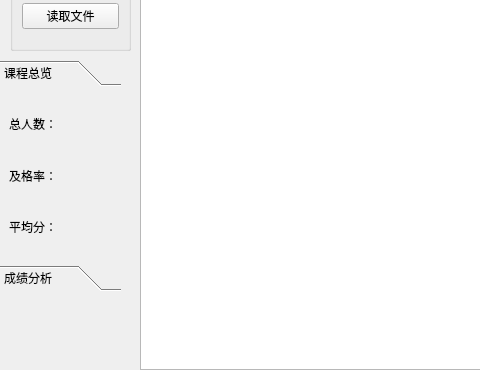
The window that lesson_manage_page.ui (for-all-fistance/student_manager) describes before a commit, drawn with Qt 5; both pictures show x 0 to 480 and y 230 to 600 of the 800 by 600 pixel window.
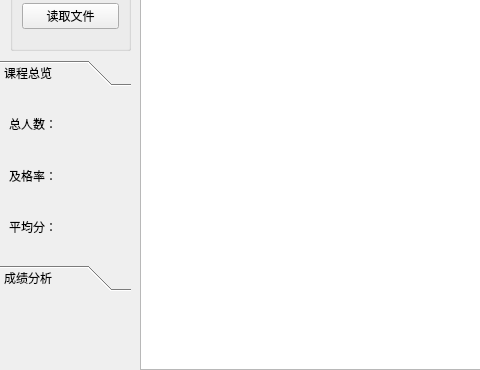
The same window after the commit. Icons and pictures are not drawn.

The edit to the form file:
```diff
--- a/lesson_manage_page.ui
+++ b/lesson_manage_page.ui
@@ -176,7 +176,7 @@
     <rect>
      <x>0</x>
      <y>290</y>
-     <width>121</width>
+     <width>131</width>
      <height>231</height>
     </rect>
    </property>
@@ -185,7 +185,7 @@
      <rect>
       <x>0</x>
       <y>0</y>
-      <width>121</width>
+      <width>131</width>
       <height>161</height>
      </rect>
     </property>
```
Left out of the diff: 4 changed lines with no effect on the pictures.
